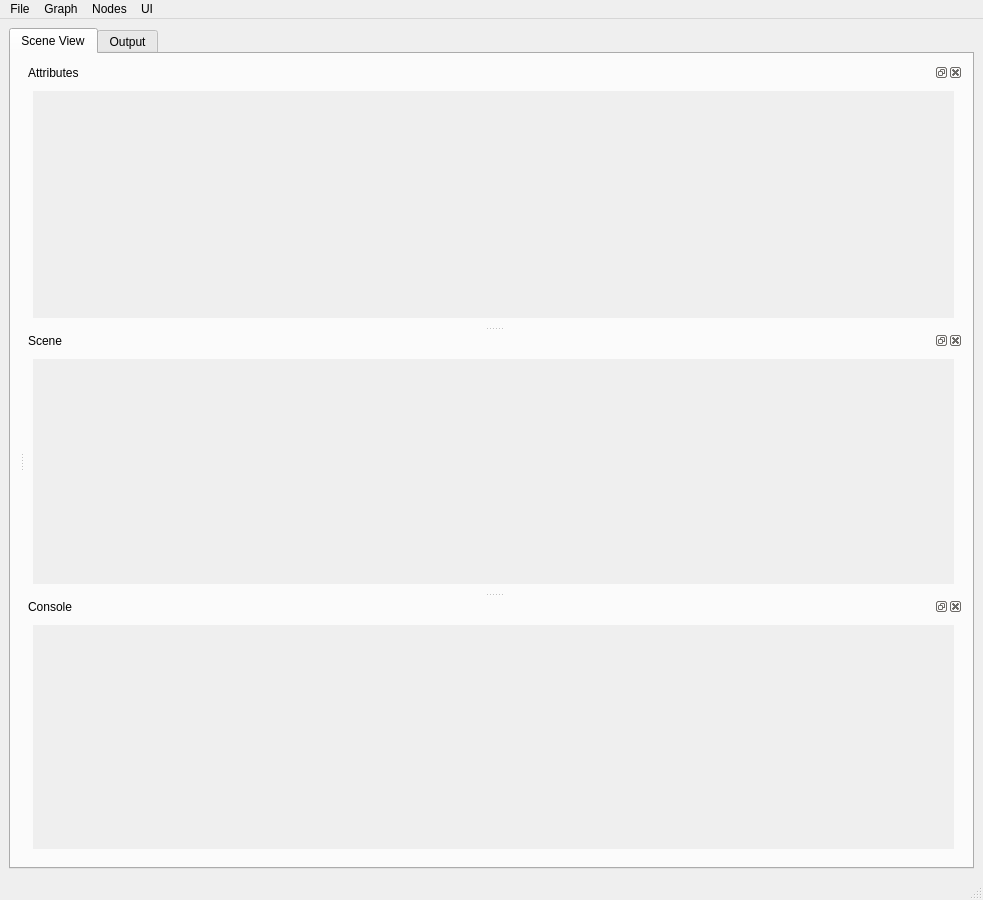
Before: the Qt Designer form ui/SceneGraph.ui in mfessenden/SceneGraph, drawn with Qt 5.
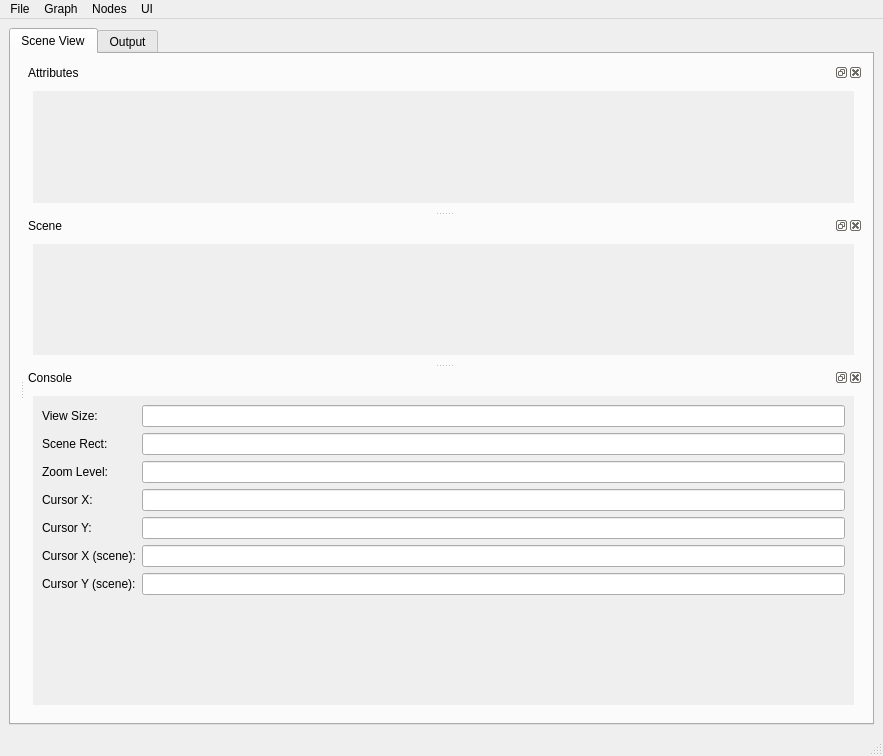
After: the same form once the commit is applied. Icons and pictures are not drawn.

Commit message: - add node connection widget - update css classes - add console output widget - fix node not adding at context menu location

The edit to the form file:
```diff
--- a/ui/SceneGraph.ui
+++ b/ui/SceneGraph.ui
@@ -6,8 +6,8 @@
    <rect>
     <x>0</x>
     <y>0</y>
-    <width>983</width>
-    <height>900</height>
+    <width>883</width>
+    <height>756</height>
    </rect>
   </property>
   <property name="windowTitle">
@@ -95,8 +95,8 @@
                   <rect>
                    <x>0</x>
                    <y>0</y>
-                   <width>745</width>
-                   <height>216</height>
+                   <width>761</width>
+                   <height>112</height>
                   </rect>
                  </property>
                  <layout class="QVBoxLayout" name="attributeScrollAreaLayout"/>
@@ -141,8 +141,8 @@
                    <rect>
                     <x>0</x>
                     <y>0</y>
-                    <width>745</width>
-                    <height>213</height>
+                    <width>761</width>
+                    <height>110</height>
                    </rect>
                   </property>
                   <layout class="QVBoxLayout" name="sceneScrollAreaLayout"/>
@@ -183,11 +183,85 @@
                    <rect>
                     <x>0</x>
                     <y>0</y>
-                    <width>745</width>
-                    <height>212</height>
+                    <width>761</width>
+                    <height>275</height>
                    </rect>
                   </property>
-                  <layout class="QVBoxLayout" name="consoleScrollAreaLayout"/>
+                  <layout class="QFormLayout" name="formLayout">
+                   <property name="fieldGrowthPolicy">
+                    <enum>QFormLayout::AllNonFixedFieldsGrow</enum>
+                   </property>
+                   <item row="0" column="0">
+                    <widget class="QLabel" name="viewRectLabel">
+                     <property name="text">
+                      <string>View Size:</string>
+                     </property>
+                    </widget>
+                   </item>
+                   <item row="0" column="1">
+                    <widget class="QLineEdit" name="viewRectLineEdit"/>
+                   </item>
+                   <item row="1" column="0">
+                    <widget class="QLabel" name="sceneRectLabel">
+                     <property name="text">
+                      <string>Scene Rect:</string>
+                     </property>
+                    </widget>
+                   </item>
+                   <item row="1" column="1">
+                    <widget class="QLineEdit" name="sceneRectLineEdit"/>
+                   </item>
+                   <item row="2" column="0">
+                    <widget class="QLabel" name="zoomLevelLabel">
+                     <property name="text">
+                      <string>Zoom Level:</string>
+                     </property>
+                    </widget>
+                   </item>
+                   <item row="2" column="1">
+                    <widget class="QLineEdit" name="zoomLevelLineEdit"/>
+                   </item>
+                   <item row="3" column="0">
+                    <widget class="QLabel" name="cursorXLabel">
+                     <property name="text">
+                      <string>Cursor X:</string>
+                     </property>
+                    </widget>
+                   </item>
+                   <item row="3" column="1">
+                    <widget class="QLineEdit" name="cursorXLineEdit"/>
+                   </item>
+                   <item row="4" column="0">
+                    <widget class="QLabel" name="cursorYLabel">
+                     <property name="text">
+                      <string>Cursor Y:</string>
+                     </property>
+                    </widget>
+                   </item>
+                   <item row="4" column="1">
+                    <widget class="QLineEdit" name="cursorYLineEdit"/>
+                   </item>
+                   <item row="5" column="0">
+                    <widget class="QLabel" name="sceneCursorXLabel">
+                     <property name="text">
+                      <string>Cursor X (scene):</string>
+                     </property>
+                    </widget>
+                   </item>
+                   <item row="5" column="1">
+                    <widget class="QLineEdit" name="sceneCursorXLineEdit"/>
+                   </item>
+                   <item row="6" column="0">
+                    <widget class="QLabel" name="sceneCursorYLabel">
+                     <property name="text">
+                      <string>Cursor Y (scene):</string>
+                     </property>
+                    </widget>
+                   </item>
+                   <item row="6" column="1">
+                    <widget class="QLineEdit" name="sceneCursorYLineEdit"/>
+                   </item>
+                  </layout>
                  </widget>
                 </widget>
                </item>
@@ -246,7 +320,7 @@
     <rect>
      <x>0</x>
      <y>0</y>
-     <width>983</width>
+     <width>883</width>
      <height>25</height>
     </rect>
    </property>
```
Left out of the diff: 36 changed lines with no effect on the pictures. The commit also changes 10 other files.
